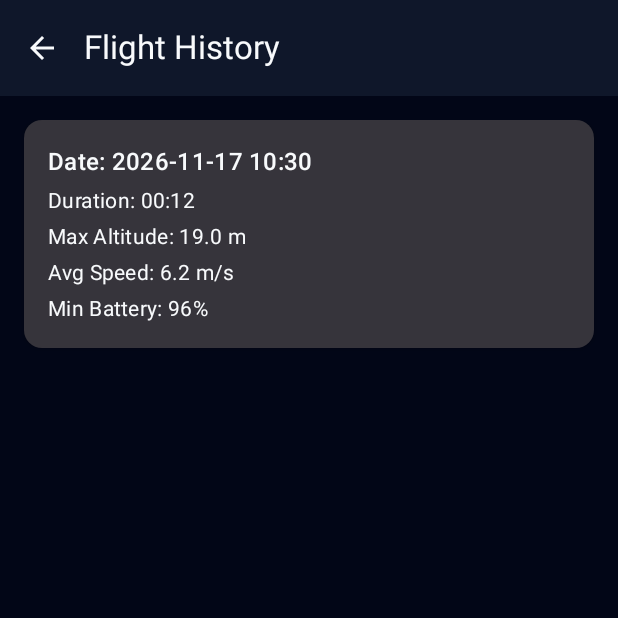
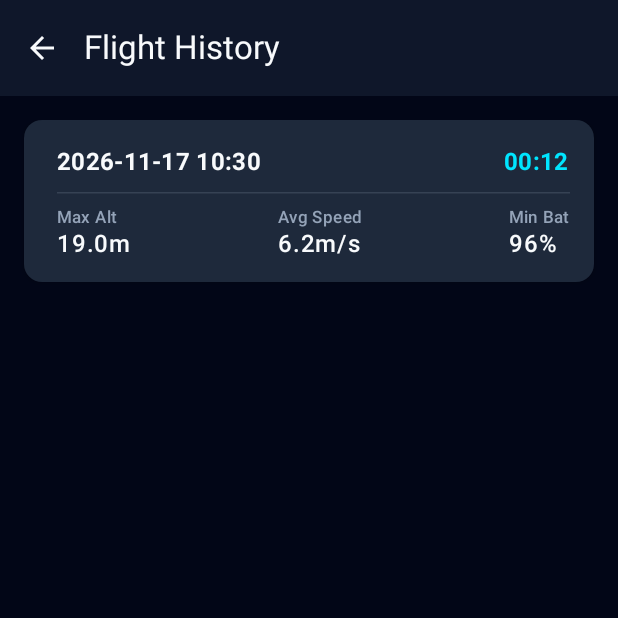
Before and after one commit to sharmavikas212/DroneOps, an Android app built with Jetpack Compose: the FlightHistoryScreen screen opened through its navigation route, on a phone screen of 412 x 824 dp, the top half of it. Run offline under Robolectric (Android 15) with nearby library versions, the phone set to English and light mode, and no system bars; our stand-ins replace Room's generated code.

Commit message:
Implement Flight History UI Redesign (Issue #9)

```diff
--- a/app/src/main/java/com/example/droneops/data/local/DroneDatabase.kt
+++ b/app/src/main/java/com/example/droneops/data/local/DroneDatabase.kt
@@ -5,7 +5,7 @@ import androidx.room.Database
 import androidx.room.Room
 import androidx.room.RoomDatabase
 
-@Database(entities = [FlightRecordEntity::class], version = 1, exportSchema = false)
+@Database(entities = [FlightRecordEntity::class], version = 2, exportSchema = false)
 abstract class DroneDatabase : RoomDatabase() {
 
     // Expose the DAO so the repository can use it
@@ -21,7 +21,9 @@ abstract class DroneDatabase : RoomDatabase() {
                     context.applicationContext,
                     DroneDatabase::class.java,
                     "drone_operations_db"
-                ).build()
+                )
+                    .fallbackToDestructiveMigration()
+                    .build()
                 INSTANCE = instance
                 instance
             }
--- a/app/src/main/java/com/example/droneops/data/local/FlightRecordEntity.kt
+++ b/app/src/main/java/com/example/droneops/data/local/FlightRecordEntity.kt
@@ -12,5 +12,6 @@ data class FlightRecordEntity(
     val durationSeconds: Int,
     val maxAltitudeMeters: Double,
     val averageSpeedMps: Double,
-    val minBatteryPercentage: Int
+    val minBatteryPercentage: Int,
+    val status: String
 )
--- a/app/src/main/java/com/example/droneops/data/repository/DroneTelemetryRepository.kt
+++ b/app/src/main/java/com/example/droneops/data/repository/DroneTelemetryRepository.kt
@@ -21,6 +21,8 @@ class DroneTelemetryRepository(
         var avgSpeedSum = 0.0
         var speedCount = 0
         var minBattery = 100
+        var lastAlt = 0.0
+        var lastSpeed = 0.0
 
         return telemetrySource.observeTelemetry()
             .onStart {
@@ -32,6 +34,8 @@ class DroneTelemetryRepository(
                 avgSpeedSum += telemetry.speedMetersPerSecond
                 speedCount++
                 minBattery = minOf(minBattery, telemetry.batteryPercentage)
+                lastAlt = telemetry.altitudeMeters
+                lastSpeed = telemetry.speedMetersPerSecond
             }
             .onCompletion {
                 // When the flow stops (drone disconnects or battery dies), save the record
@@ -40,13 +44,17 @@ class DroneTelemetryRepository(
                     val duration = ((endTime - startTime) / 1000).toInt()
                     val avgSpeed = avgSpeedSum / speedCount
 
+                    val isLandedOrDead = minBattery <= 0 || (lastAlt <= 0.0 && lastSpeed <= 0.0)
+                    val status = if (isLandedOrDead) "Completed" else "Aborted"
+
                     val record = FlightRecordEntity(
                         startTimeMillis = startTime,
                         endTimeMillis = endTime,
                         durationSeconds = duration,
                         maxAltitudeMeters = maxAlt,
                         averageSpeedMps = avgSpeed,
-                        minBatteryPercentage = minBattery
+                        minBatteryPercentage = minBattery,
+                        status = status
                     )
 
                     // NonCancellable ensures the database write completes even if the UI cancels the collection
--- a/app/src/main/java/com/example/droneops/presentation/dashboard/DroneDashboardViewModel.kt
+++ b/app/src/main/java/com/example/droneops/presentation/dashboard/DroneDashboardViewModel.kt
@@ -54,7 +54,7 @@ class DroneDashboardViewModel(
                 }
                 .onCompletion { // Edge Case 2: Handle graceful stream end
                     _uiState.update {
-                        it.copy(connectionState = ConnectionState.Disconnected)
+                        it.copy(connectionState = ConnectionState.Disconnected, trace = emptyList())
                     }
                 }
                 .catch { exception ->
--- a/app/src/main/java/com/example/droneops/presentation/history/FlightHistoryScreen.kt
+++ b/app/src/main/java/com/example/droneops/presentation/history/FlightHistoryScreen.kt
@@ -5,11 +5,14 @@ import androidx.compose.foundation.lazy.LazyColumn
 import androidx.compose.foundation.lazy.items
 import androidx.compose.material.icons.Icons
 import androidx.compose.material.icons.automirrored.filled.ArrowBack
+import androidx.compose.material.icons.automirrored.filled.List
 import androidx.compose.material3.*
 import androidx.compose.runtime.Composable
 import androidx.compose.runtime.getValue
 import androidx.compose.ui.Alignment
 import androidx.compose.ui.Modifier
+import androidx.compose.ui.graphics.Color
+import androidx.compose.ui.text.font.FontWeight
 import androidx.compose.ui.unit.dp
 import androidx.lifecycle.compose.collectAsStateWithLifecycle
 
@@ -45,12 +48,28 @@ fun FlightHistoryScreen(
                     CircularProgressIndicator()
                 }
                 is FlightHistoryUiState.Empty -> {
-                    Text("No flight history recorded yet.", style = MaterialTheme.typography.bodyLarge)
+                    Column(
+                        horizontalAlignment = Alignment.CenterHorizontally,
+                        verticalArrangement = Arrangement.Center
+                    ) {
+                        Icon(
+                            imageVector = Icons.AutoMirrored.Filled.List,
+                            contentDescription = "Empty History",
+                            modifier = Modifier.size(72.dp),
+                            tint = MaterialTheme.colorScheme.onSurfaceVariant.copy(alpha = 0.5f)
+                        )
+                        Spacer(modifier = Modifier.height(16.dp))
+                        Text(
+                            text = "No flight history recorded yet.",
+                            style = MaterialTheme.typography.titleMedium,
+                            color = MaterialTheme.colorScheme.onSurfaceVariant.copy(alpha = 0.7f)
+                        )
+                    }
                 }
                 is FlightHistoryUiState.Success -> {
                     LazyColumn(
                         modifier = Modifier.fillMaxSize(),
-                        verticalArrangement = Arrangement.spacedBy(8.dp)
+                        verticalArrangement = Arrangement.spacedBy(12.dp)
                     ) {
                         items(state.items) { item ->
                             FlightHistoryCard(item = item)
@@ -64,21 +83,74 @@ fun FlightHistoryScreen(
 
 @Composable
 fun FlightHistoryCard(item: FlightHistoryItem) {
+    val statusColor = if (item.status == "Completed") Color.Green else Color.Red
+
     Card(
         modifier = Modifier.fillMaxWidth(),
-        elevation = CardDefaults.cardElevation(defaultElevation = 2.dp)
+        elevation = CardDefaults.cardElevation(defaultElevation = 2.dp),
+        colors = CardDefaults.cardColors(containerColor = MaterialTheme.colorScheme.surfaceVariant)
     ) {
-        Column(
-            modifier = Modifier
-                .fillMaxWidth()
-                .padding(16.dp),
-            verticalArrangement = Arrangement.spacedBy(4.dp)
-        ) {
-            Text(text = "Date: ${item.formattedDate}", style = MaterialTheme.typography.titleMedium)
-            Text(text = "Duration: ${item.formattedDuration}", style = MaterialTheme.typography.bodyMedium)
-            Text(text = "Max Altitude: ${"%.1f".format(item.maxAltitudeMeters)} m", style = MaterialTheme.typography.bodyMedium)
-            Text(text = "Avg Speed: ${"%.1f".format(item.averageSpeedMps)} m/s", style = MaterialTheme.typography.bodyMedium)
-            Text(text = "Min Battery: ${item.minBatteryPercentage}%", style = MaterialTheme.typography.bodyMedium)
+        Row(modifier = Modifier.fillMaxWidth()) {
+            // Left-edge status indicator
+            Surface(
+                modifier = Modifier
+                    .width(6.dp)
+                    .fillMaxHeight(),
+                color = statusColor
+            ) {}
+
+            Column(
+                modifier = Modifier
+                    .fillMaxWidth()
+                    .padding(16.dp),
+                verticalArrangement = Arrangement.spacedBy(8.dp)
+            ) {
+                // Top row: Date and Duration
+                Row(
+                    modifier = Modifier.fillMaxWidth(),
+                    horizontalArrangement = Arrangement.SpaceBetween,
+                    verticalAlignment = Alignment.CenterVertically
+                ) {
+                    Text(
+                        text = item.formattedDate,
+                        style = MaterialTheme.typography.titleMedium.copy(fontWeight = FontWeight.Bold),
+                        color = MaterialTheme.colorScheme.onSurface
+                    )
+                    Text(
+                        text = item.formattedDuration,
+                        style = MaterialTheme.typography.titleMedium.copy(fontWeight = FontWeight.Bold),
+                        color = MaterialTheme.colorScheme.primary
+                    )
+                }
+
+                HorizontalDivider(color = MaterialTheme.colorScheme.onSurfaceVariant.copy(alpha = 0.2f))
+
+                // Micro-grid for metrics
+                Row(
+                    modifier = Modifier.fillMaxWidth(),
+                    horizontalArrangement = Arrangement.SpaceBetween
+                ) {
+                    MetricItem(label = "Max Alt", value = "${"%.1f".format(item.maxAltitudeMeters)}m")
+                    MetricItem(label = "Avg Speed", value = "${"%.1f".format(item.averageSpeedMps)}m/s")
+                    MetricItem(label = "Min Bat", value = "${item.minBatteryPercentage}%")
+                }
+            }
         }
     }
 }
+
+@Composable
+fun MetricItem(label: String, value: String) {
+    Column(horizontalAlignment = Alignment.Start) {
+        Text(
+            text = label,
+            style = MaterialTheme.typography.labelSmall,
+            color = MaterialTheme.colorScheme.onSurfaceVariant
+        )
+        Text(
+            text = value,
+            style = MaterialTheme.typography.bodyLarge.copy(fontWeight = FontWeight.Medium),
+            color = MaterialTheme.colorScheme.onSurface
+        )
+    }
+}
--- a/app/src/main/java/com/example/droneops/presentation/history/FlightHistoryUiState.kt
+++ b/app/src/main/java/com/example/droneops/presentation/history/FlightHistoryUiState.kt
@@ -6,7 +6,8 @@ data class FlightHistoryItem(
     val formattedDuration: String,
     val maxAltitudeMeters: Double,
     val averageSpeedMps: Double,
-    val minBatteryPercentage: Int
+    val minBatteryPercentage: Int,
+    val status: String
 )
 
 sealed interface FlightHistoryUiState {
--- a/app/src/main/java/com/example/droneops/presentation/history/FlightHistoryViewModel.kt
+++ b/app/src/main/java/com/example/droneops/presentation/history/FlightHistoryViewModel.kt
@@ -40,7 +40,8 @@ class FlightHistoryViewModel(
                                 formattedDuration = formatDuration(entity.durationSeconds),
                                 maxAltitudeMeters = entity.maxAltitudeMeters,
                                 averageSpeedMps = entity.averageSpeedMps,
-                                minBatteryPercentage = entity.minBatteryPercentage
+                                minBatteryPercentage = entity.minBatteryPercentage,
+                                status = entity.status
                             )
                         }
                         _uiState.value = FlightHistoryUiState.Success(items)
```
Also changed, not shown: 1 other file.
